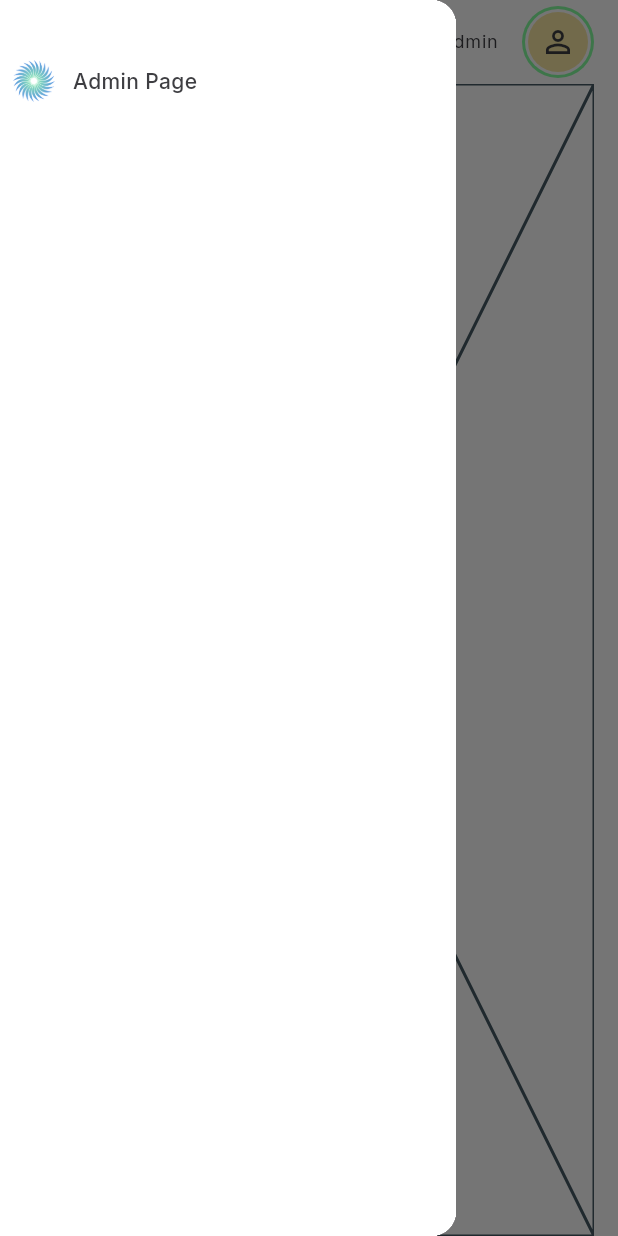
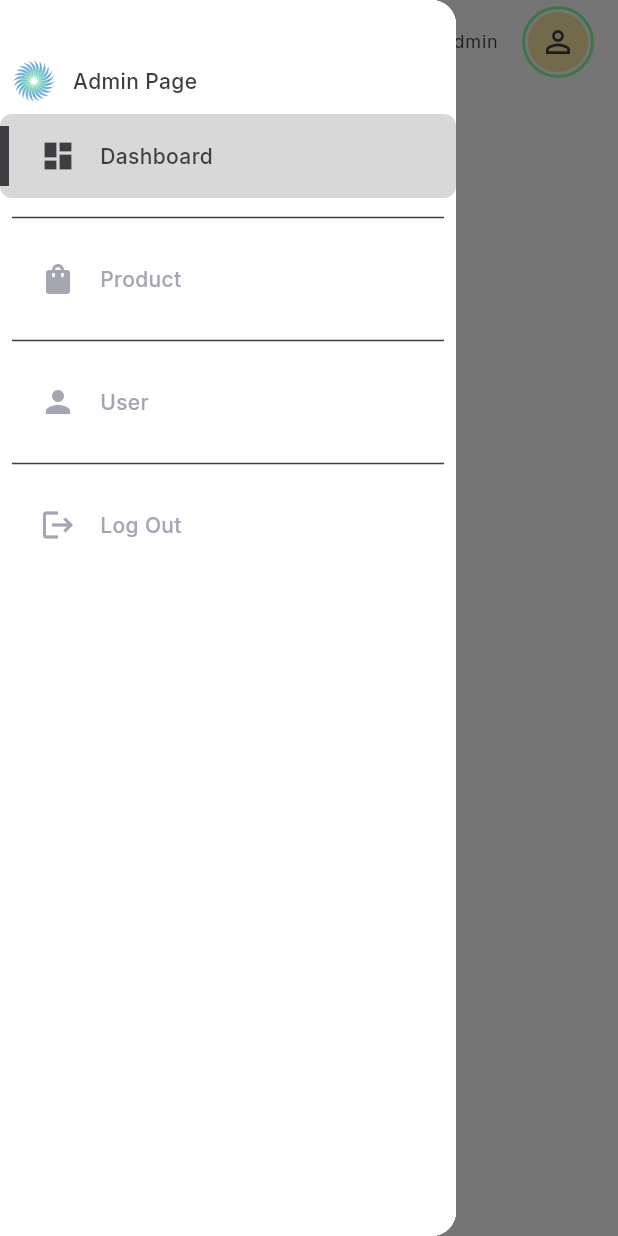
Before and after one commit to AbdullahFathan/admin-panel-flutter, a Flutter app: the SiteLayout screen opened by its route, after a tap on the "menu" icon, on a phone screen of 412 x 824 dp. Run offline on Flutter 3.47's test engine with Material 3 defaults, Android fonts, the phone set to English and light mode, and no system bars; our stand-ins replace flutter_form_builder, get, google_fonts.

Commit message:
sidebar ui done

```diff
--- a/lib/config/routes/app_routes.dart
+++ b/lib/config/routes/app_routes.dart
@@ -2,6 +2,7 @@ import 'package:admin_panel/features/dashboard/dashboard_route.dart';
 import 'package:admin_panel/features/login/login_page.dart';
 import 'package:admin_panel/features/login/login_route.dart';
 import 'package:admin_panel/features/sidebar/sidebar_route.dart';
+import 'package:admin_panel/layout/site_layout_binding.dart';
 import 'package:admin_panel/layout/web_layout.dart';
 import 'package:get/get_navigation/src/routes/get_route.dart';
 
--- a/lib/constant/sidebar_menu.dart
+++ b/lib/constant/sidebar_menu.dart
@@ -1,3 +1,5 @@
+import 'package:admin_panel/features/product/product_page.dart';
+import 'package:admin_panel/features/user/user_page.dart';
 import 'package:flutter/material.dart';
 
 import 'package:admin_panel/features/dashboard/dashboard_page.dart';
@@ -20,4 +22,19 @@ List<MenuItem> sideMenuItems = [
     route: DashBoardPage.route,
     icon: Icons.dashboard,
   ),
+  MenuItem(
+    name: "Product",
+    route: ProductPage.route,
+    icon: Icons.shopping_bag,
+  ),
+  MenuItem(
+    name: "User",
+    route: UserPage.route,
+    icon: Icons.person,
+  ),
+  MenuItem(
+    name: "Log Out",
+    route: "",
+    icon: Icons.logout,
+  ),
 ];
--- a/lib/features/dashboard/dashboard_page.dart
+++ b/lib/features/dashboard/dashboard_page.dart
@@ -8,8 +8,8 @@ class DashBoardPage extends GetView<DashBoardController> {
 
   @override
   Widget build(BuildContext context) {
-    return const Placeholder(
-      child: Text("Dashboard Page"),
+    return const Scaffold(
+      body: Center(child: Text("Dashboard Page")),
     );
   }
 }
--- /dev/null
+++ b/lib/features/product/product_page.dart
@@ -0,0 +1,13 @@
+import 'package:flutter/material.dart';
+
+class ProductPage extends StatelessWidget {
+  static const route = "/product";
+  const ProductPage({super.key});
+
+  @override
+  Widget build(BuildContext context) {
+    return const Scaffold(
+      body: Center(child: Text("Product Page")),
+    );
+  }
+}
--- a/lib/features/sidebar/sidebar_page.dart
+++ b/lib/features/sidebar/sidebar_page.dart
@@ -1,6 +1,10 @@
 import 'package:admin_panel/config/themes/resource/color.dart';
+import 'package:admin_panel/constant/sidebar_menu.dart';
+import 'package:admin_panel/features/sidebar/sidebar_controller.dart';
+import 'package:admin_panel/features/sidebar/widgets/sidebar_menu_item.dart';
 import 'package:admin_panel/utils/helper/responsive.dart';
 import 'package:flutter/material.dart';
+import 'package:get/get.dart';
 
 class SideBar extends StatelessWidget {
   static String route = "/sidebar";
@@ -9,6 +13,7 @@ class SideBar extends StatelessWidget {
   @override
   Widget build(BuildContext context) {
     double width = MediaQuery.of(context).size.width;
+    Get.put(SideBarController());
     return Container(
       color: AppColor.whiteColor,
       child: ListView(
@@ -40,9 +45,28 @@ class SideBar extends StatelessWidget {
                 ),
               ],
             ),
-          Column(
-            mainAxisSize: MainAxisSize.min,
-            children: [],
+          ListView.separated(
+            shrinkWrap: true,
+            physics: const NeverScrollableScrollPhysics(),
+            padding: const EdgeInsets.symmetric(vertical: 8),
+            itemCount: sideMenuItems.length,
+            itemBuilder: (context, index) {
+              final item = sideMenuItems[index];
+              return SideMenuItem(item: item);
+            },
+            separatorBuilder: (context, index) {
+              return const Padding(
+                padding: EdgeInsets.symmetric(
+                  vertical: 5,
+                ),
+                child: Divider(
+                  color: AppColor.blackColor,
+                  thickness: 1,
+                  indent: 8,
+                  endIndent: 8,
+                ),
+              );
+            },
           )
         ],
       ),
--- a/lib/features/sidebar/widgets/horinzontal_menu_item.dart
+++ b/lib/features/sidebar/widgets/horinzontal_menu_item.dart
@@ -1,3 +1,5 @@
+import 'package:admin_panel/layout/local_navigator/local_navigator_controller.dart';
+import 'package:admin_panel/utils/helper/responsive.dart';
 import 'package:flutter/material.dart';
 import 'package:get/get.dart';
 
@@ -5,7 +7,7 @@ import 'package:admin_panel/config/themes/resource/color.dart';
 import 'package:admin_panel/constant/sidebar_menu.dart';
 import 'package:admin_panel/features/sidebar/sidebar_controller.dart';
 
-class HorizontalMenuItem extends GetView<SideBarController> {
+class HorizontalMenuItem extends StatelessWidget {
   const HorizontalMenuItem({
     super.key,
     required this.item,
@@ -16,9 +18,18 @@ class HorizontalMenuItem extends GetView<SideBarController> {
   @override
   Widget build(BuildContext context) {
     double width = MediaQuery.of(context).size.width;
+    final controller = Get.find<SideBarController>();
 
     return InkWell(
-      onTap: () {},
+      onTap: () {
+        if (!controller.isActive(item.name)) {
+          controller.changeActiveItemTo(item.name);
+          if (ResponsiveWidget.isSmallScreen(context)) {
+            Get.back();
+          }
+          Get.find<NavigationController>().navigateTo(item.route);
+        }
+      },
       onHover: (value) {
         value
             ? controller.onHover(item.name)
@@ -26,9 +37,13 @@ class HorizontalMenuItem extends GetView<SideBarController> {
       },
       child: Obx(
         () => Container(
-          color: controller.isHovering(item.name)
-              ? AppColor.lightGrey.withOpacity(.1)
-              : Colors.transparent,
+          decoration: BoxDecoration(
+              color: controller.isActive(item.name)
+                  ? AppColor.blackColor.withOpacity(.2)
+                  : controller.isHovering(item.name)
+                      ? AppColor.lightGrey.withOpacity(.1)
+                      : Colors.transparent,
+              borderRadius: BorderRadius.circular(8)),
           child: Row(
             children: [
               Visibility(
--- /dev/null
+++ b/lib/features/user/user_page.dart
@@ -0,0 +1,13 @@
+import 'package:flutter/material.dart';
+
+class UserPage extends StatelessWidget {
+  static const String route = "/user";
+  const UserPage({super.key});
+
+  @override
+  Widget build(BuildContext context) {
+    return const Scaffold(
+      body: Center(child: Text("User Page")),
+    );
+  }
+}
--- a/lib/layout/large_screen.dart
+++ b/lib/layout/large_screen.dart
@@ -1,5 +1,5 @@
 import 'package:admin_panel/features/sidebar/sidebar_page.dart';
-import 'package:admin_panel/utils/helper/local_navigator/local_navigator.dart';
+import 'package:admin_panel/layout/local_navigator/local_navigator.dart';
 import 'package:flutter/material.dart';
 
 class LargeScreen extends StatelessWidget {
--- a/lib/utils/helper/local_navigator/local_navigator.dart
+++ b/lib/layout/local_navigator/local_navigator.dart
@@ -1,6 +1,6 @@
 import 'package:admin_panel/features/dashboard/dashboard_page.dart';
-import 'package:admin_panel/utils/helper/local_navigator/local_navigator_controller.dart';
-import 'package:admin_panel/utils/helper/local_navigator/local_routes.dart';
+import 'package:admin_panel/layout/local_navigator/local_navigator_controller.dart';
+import 'package:admin_panel/layout/local_navigator/local_routes.dart';
 import 'package:flutter/cupertino.dart';
 import 'package:flutter/material.dart';
 
--- a/lib/utils/helper/local_navigator/local_navigator_controller.dart
+++ b/lib/layout/local_navigator/local_navigator_controller.dart
@@ -5,8 +5,10 @@ class NavigationController extends GetxController {
   static NavigationController instance = Get.find();
   final GlobalKey<NavigatorState> navigatorKey = GlobalKey();
 
-  Future<dynamic> navigateTo(String routeName) {
-    return navigatorKey.currentState!.pushNamed(routeName);
+  void navigateTo(String routeName) {
+    print("Masuk navigasi");
+    navigatorKey.currentState?.pushNamed(routeName);
+    print("keluar navigasi");
   }
 
   goBack() => navigatorKey.currentState!.pop();
--- a/lib/utils/helper/local_navigator/local_routes.dart
+++ b/lib/layout/local_navigator/local_routes.dart
@@ -1,10 +1,16 @@
 import 'package:admin_panel/features/dashboard/dashboard_page.dart';
+import 'package:admin_panel/features/product/product_page.dart';
+import 'package:admin_panel/features/user/user_page.dart';
 import 'package:flutter/material.dart';
 
 Route<dynamic> generateRoute(RouteSettings settings) {
   switch (settings.name) {
     case DashBoardPage.route:
       return getPageRoute(const DashBoardPage());
+    case ProductPage.route:
+      return getPageRoute(const ProductPage());
+    case UserPage.route:
+      return getPageRoute(const UserPage());
     default:
       return getPageRoute(const DashBoardPage());
   }
--- a/lib/layout/small_screen.dart
+++ b/lib/layout/small_screen.dart
@@ -1,4 +1,4 @@
-import 'package:admin_panel/utils/helper/local_navigator/local_navigator.dart';
+import 'package:admin_panel/layout/local_navigator/local_navigator.dart';
 import 'package:flutter/material.dart';
 
 class SmallScreen extends StatelessWidget {
--- a/lib/main.dart
+++ b/lib/main.dart
@@ -1,9 +1,11 @@
 import 'package:admin_panel/config/routes/app_routes.dart';
 import 'package:admin_panel/config/themes/theme.dart';
+import 'package:admin_panel/layout/local_navigator/local_navigator_controller.dart';
 import 'package:flutter/material.dart';
 import 'package:get/get.dart';
 
 void main() {
+  Get.put(NavigationController());
   runApp(const MyApp());
 }
 
```
Also changed, not shown: lib/features/sidebar/widgets/vertical_menu_item.dart (+13 -2 lines), lib/layout/site_layout_binding.dart (added, +9 -0 lines).
